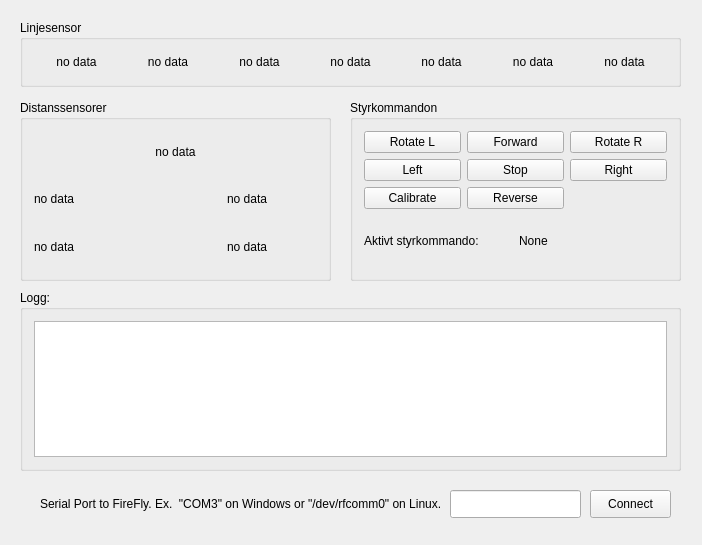
Qt form PC-software/mainwindow.ui (ll-KS-ll/tsea29-kmm) before a commit.
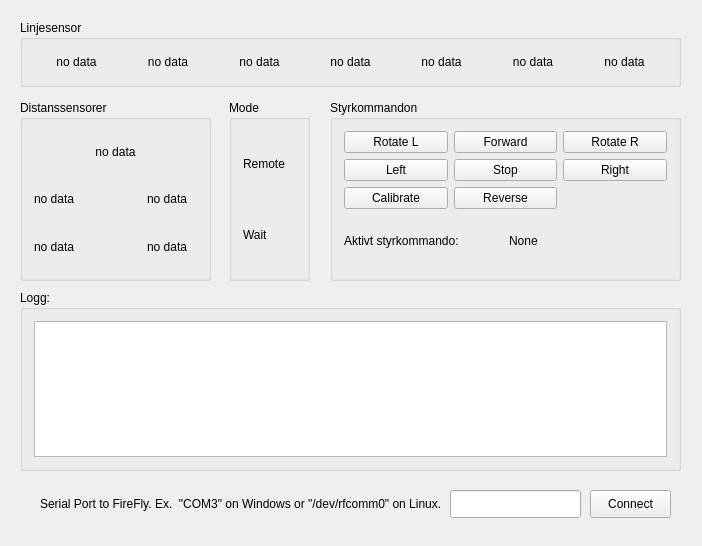
The same form after that commit.

Commit message: Added linesensor information. Display modes.

```diff
--- a/PC-software/mainwindow.ui
+++ b/PC-software/mainwindow.ui
@@ -7,7 +7,7 @@
     <x>0</x>
     <y>0</y>
     <width>702</width>
-    <height>545</height>
+    <height>546</height>
    </rect>
   </property>
   <property name="windowTitle">
@@ -25,7 +25,7 @@
      <rect>
       <x>20</x>
       <y>100</y>
-      <width>311</width>
+      <width>191</width>
       <height>181</height>
      </rect>
     </property>
@@ -36,19 +36,6 @@
      <string>Distanssensorer</string>
     </property>
     <layout class="QGridLayout" name="gridLayout_2">
-     <item row="0" column="1">
-      <widget class="QLabel" name="irFront">
-       <property name="layoutDirection">
-        <enum>Qt::LeftToRight</enum>
-       </property>
-       <property name="text">
-        <string>no data</string>
-       </property>
-       <property name="alignment">
-        <set>Qt::AlignCenter</set>
-       </property>
-      </widget>
-     </item>
      <item row="1" column="0">
       <widget class="QLabel" name="irFrontLeft">
        <property name="text">
@@ -77,14 +64,27 @@
        </property>
       </widget>
      </item>
+     <item row="0" column="0" colspan="3">
+      <widget class="QLabel" name="irFront">
+       <property name="layoutDirection">
+        <enum>Qt::LeftToRight</enum>
+       </property>
+       <property name="text">
+        <string>no data</string>
+       </property>
+       <property name="alignment">
+        <set>Qt::AlignCenter</set>
+       </property>
+      </widget>
+     </item>
     </layout>
    </widget>
    <widget class="QGroupBox" name="Commands">
     <property name="geometry">
      <rect>
-      <x>350</x>
+      <x>330</x>
       <y>100</y>
-      <width>331</width>
+      <width>351</width>
       <height>181</height>
      </rect>
     </property>
@@ -363,6 +363,35 @@
      <string>Serial Port to FireFly. Ex.  &quot;COM3&quot; on Windows or &quot;/dev/rfcomm0&quot; on Linux.</string>
     </property>
    </widget>
+   <widget class="QGroupBox" name="Mode">
+    <property name="geometry">
+     <rect>
+      <x>229</x>
+      <y>100</y>
+      <width>81</width>
+      <height>181</height>
+     </rect>
+    </property>
+    <property name="title">
+     <string>Mode</string>
+    </property>
+    <layout class="QVBoxLayout" name="verticalLayout">
+     <item>
+      <widget class="QLabel" name="lbl_auto">
+       <property name="text">
+        <string>Remote</string>
+       </property>
+      </widget>
+     </item>
+     <item>
+      <widget class="QLabel" name="lbl_start">
+       <property name="text">
+        <string>Wait</string>
+       </property>
+      </widget>
+     </item>
+    </layout>
+   </widget>
   </widget>
  </widget>
  <layoutdefault spacing="6" margin="11"/>
```
Left out of the diff: 20 changed lines with no effect on the pictures. The commit also changes 2 other files.
